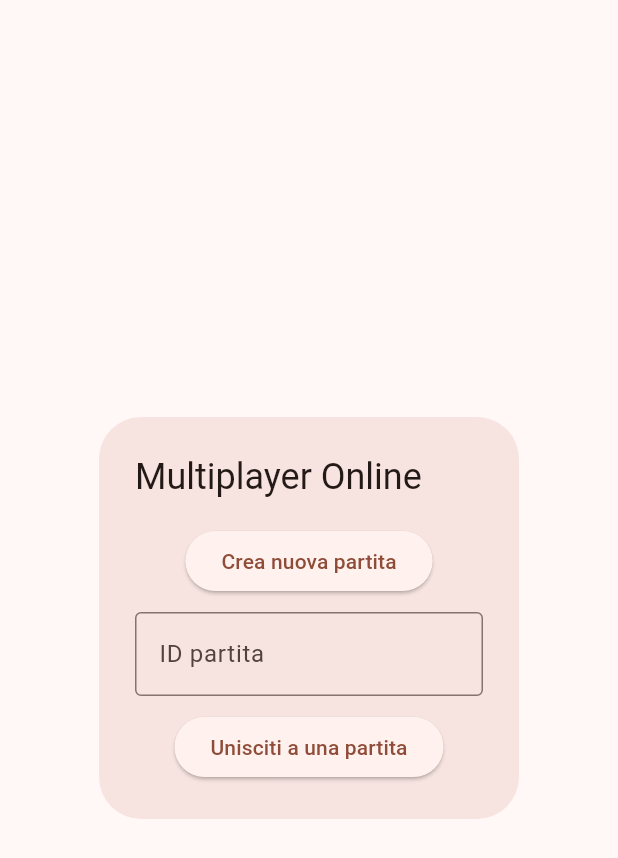
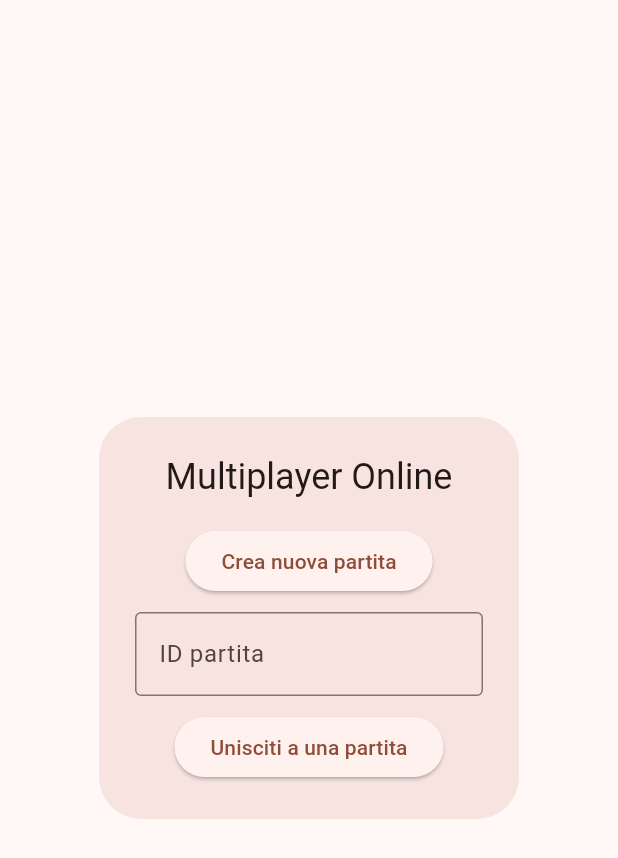
Before and after one commit to BlackWolf00/Senet-Game, a Flutter app: the OnlineGameDialog widget shown alone on an empty page, opened directly, on a phone screen of 412 x 824 dp. Shown: the top 858 px of the screen. Run offline on Flutter 3.47's test engine with Material 3 defaults, Android fonts, the phone set to English and light mode, and no system bars; our stand-ins replace cloud_firestore, firebase_auth, firebase_core; accounts and stored records are empty.

Commit message:
Improved layout and add spinner for waiting

```diff
--- a/lib/multiplayer/screen/online_game_dialog.dart
+++ b/lib/multiplayer/screen/online_game_dialog.dart
@@ -13,18 +13,22 @@ class OnlineGameDialog extends StatefulWidget {
 
 class _OnlineGameDialogState extends State<OnlineGameDialog> {
   String gameId = '';
+  bool isLoading = false;
 
   @override
   Widget build(BuildContext context) {
     return AlertDialog(
-      title: Text('Multiplayer Online'),
-      content: Column(
+      title: Text('Multiplayer Online', textAlign: TextAlign.center,),
+      content: isLoading ? Center(
+        heightFactor: 1.5,
+        child: CircularProgressIndicator()) : Column(
         mainAxisSize: MainAxisSize.min,
         children: [
           ElevatedButton(
             onPressed: () async {
+              setState(() => isLoading = true);
+              final gameId = await createOnlineGame();
               Navigator.pop(context);
-              final gameId = await createOnlineGame();
               Navigator.push(
                 context,
                 MaterialPageRoute(
@@ -44,9 +48,9 @@ class _OnlineGameDialogState extends State<OnlineGameDialog> {
           ),
           SizedBox(height: 10),
           ElevatedButton(
-            onPressed: () async {
+            onPressed: /*(gameId.isEmpty) ? null :*/ () async {
               if (gameId.isNotEmpty) {
-                Navigator.pop(context);
+                setState(() => isLoading = true);
                 final gameRef = FirebaseFirestore.instance.collection('games').doc(gameId);
                 final doc = await gameRef.get();
                 final uid = FirebaseAuth.instance.currentUser?.uid;
@@ -55,6 +59,7 @@ class _OnlineGameDialogState extends State<OnlineGameDialog> {
                   if (data['player2'] == null && data['player1'] != uid) {
                     await gameRef.update({'player2': uid, 'status': 'active'});
                   }
+                  Navigator.pop(context);
                   Navigator.push(
                     context,
                     MaterialPageRoute(
@@ -62,6 +67,7 @@ class _OnlineGameDialogState extends State<OnlineGameDialog> {
                     ),
                   );
                 } else {
+                  setState(() => isLoading = true);
                   ScaffoldMessenger.of(context).showSnackBar(
                     SnackBar(content: Text('Partita non trovata o già piena.')),
                   );
```
